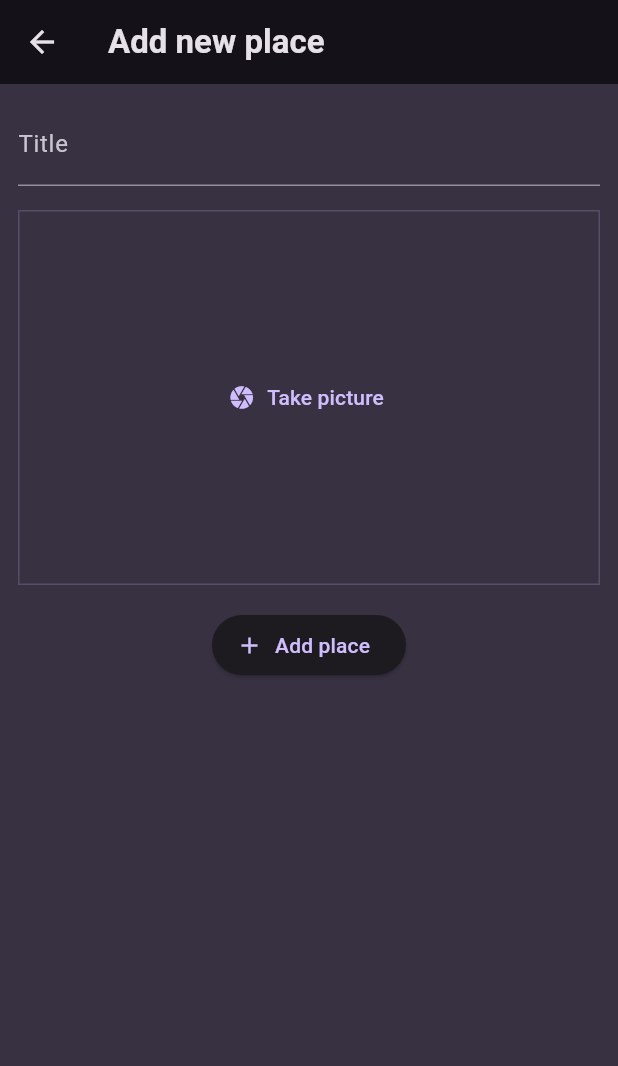
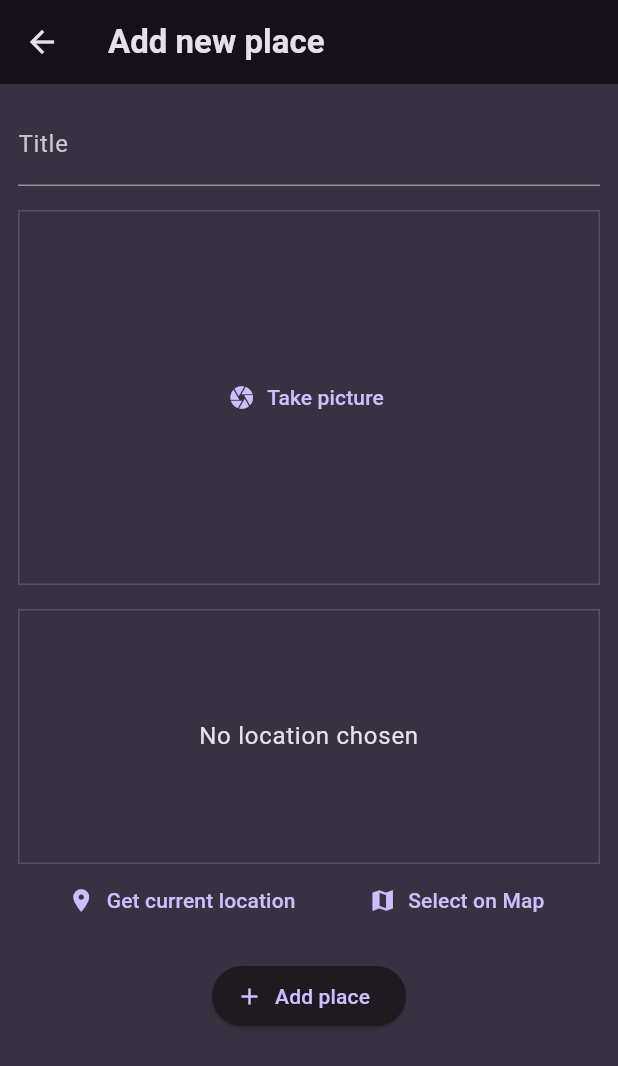
Before and after one commit to sidratulpunno/FavoritePlacesFlutter, a Flutter app: the AddPlaceScreen screen opened directly, on a phone screen of 412 x 824 dp. Shown: the top 1066 px of the screen. Run offline on Flutter 3.47's test engine with Material 3 defaults, Android fonts, the phone set to English and light mode, and no system bars; our stand-ins replace flutter_riverpod, google_fonts, image_picker.

Commit message:
added location input widget

```diff
--- a/lib/screens/add_place.dart
+++ b/lib/screens/add_place.dart
@@ -2,6 +2,7 @@ import 'dart:io';
 
 import 'package:favorite_places/providers/user_places.dart';
 import 'package:favorite_places/widgets/image_input.dart';
+import 'package:favorite_places/widgets/location_input.dart';
 import 'package:flutter/material.dart';
 import 'package:flutter_riverpod/flutter_riverpod.dart';
 
@@ -65,6 +66,10 @@ class _AddPlaceScreenState extends ConsumerState<AddPlaceScreen> {
             const SizedBox(
               height: 16,
             ),
+            LocationInput(),
+            const SizedBox(
+              height: 16,
+            ),
             ElevatedButton.icon(
               onPressed: _savePlace,
               icon: const Icon(Icons.add),
--- /dev/null
+++ b/lib/widgets/location_input.dart
@@ -0,0 +1,54 @@
+import 'package:flutter/material.dart';
+
+class LocationInput extends StatefulWidget {
+  const LocationInput({super.key});
+
+  @override
+  State<StatefulWidget> createState() {
+    return _LocationInputState();
+  }
+}
+
+class _LocationInputState extends State<LocationInput> {
+  @override
+  Widget build(BuildContext context) {
+    return Column(
+      children: [
+        Container(
+          height: 170,
+          width: double.infinity,
+          alignment: Alignment.center,
+          decoration: BoxDecoration(
+            border: Border.all(
+              width: 1,
+              color: Theme.of(context).colorScheme.primary.withOpacity(.2),
+            ),
+          ),
+          child: Text(
+            'No location chosen',
+            textAlign: TextAlign.center,
+            style: Theme.of(context)
+                .textTheme
+                .bodyLarge!
+                .copyWith(color: Theme.of(context).colorScheme.onBackground),
+          ),
+        ),
+        Row(
+          mainAxisAlignment: MainAxisAlignment.spaceEvenly,
+          children: [
+            TextButton.icon(
+              icon: const Icon(Icons.location_on),
+              onPressed: () {},
+              label: const Text('Get current location'),
+            ),
+            TextButton.icon(
+              icon: const Icon(Icons.map),
+              onPressed: () {},
+              label: const Text('Select on Map'),
+            ),
+          ],
+        )
+      ],
+    );
+  }
+}
```
